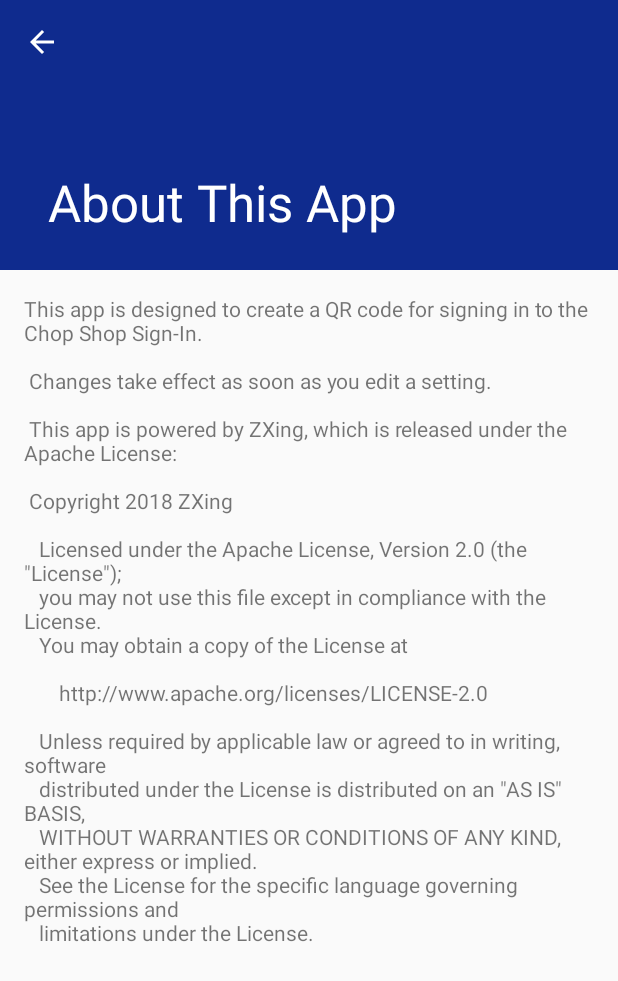
After one commit to chopshop-166/CSSignIn, an Android app: the HelpActivity screen opened directly, with no data from a screen before it, on a phone screen of 412 x 824 dp. The commit adds this screen. Shown: the top 981 px of the screen. Run offline under Robolectric (Android 15) with nearby library versions, the phone set to English and light mode, and no system bars.

Commit message:
Add branding and help screen
Closes #1
Closes #2
Closes #3

```diff
--- a/app/build.gradle
+++ b/app/build.gradle
@@ -30,6 +30,7 @@ dependencies {
     implementation 'com.android.support.constraint:constraint-layout:1.1.3'
     implementation 'com.android.support:support-v4:28.0.0'
     implementation 'com.android.support:support-vector-drawable:28.0.0'
+    implementation 'com.android.support:design:28.0.0'
     testImplementation 'junit:junit:4.12'
     androidTestImplementation 'com.android.support.test:runner:1.0.2'
     androidTestImplementation 'com.android.support.test.espresso:espresso-core:3.0.2'
--- /dev/null
+++ b/app/src/main/java/com/chopshop166/chopshop166/HelpActivity.kt
@@ -0,0 +1,16 @@
+package com.chopshop166.chopshop166
+
+import android.os.Bundle
+import android.support.design.widget.Snackbar
+import android.support.v7.app.AppCompatActivity
+import kotlinx.android.synthetic.main.activity_help.*
+
+class HelpActivity : AppCompatActivity() {
+
+    override fun onCreate(savedInstanceState: Bundle?) {
+        super.onCreate(savedInstanceState)
+        setContentView(R.layout.activity_help)
+        setSupportActionBar(toolbar)
+        supportActionBar?.setDisplayHomeAsUpEnabled(true)
+    }
+}
--- /dev/null
+++ b/app/src/main/res/layout/activity_help.xml
@@ -0,0 +1,38 @@
+<?xml version="1.0" encoding="utf-8"?>
+<android.support.design.widget.CoordinatorLayout xmlns:android="http://schemas.android.com/apk/res/android"
+    xmlns:app="http://schemas.android.com/apk/res-auto"
+    xmlns:tools="http://schemas.android.com/tools"
+    android:layout_width="match_parent"
+    android:layout_height="match_parent"
+    android:fitsSystemWindows="true"
+    tools:context=".HelpActivity">
+
+    <android.support.design.widget.AppBarLayout
+        android:id="@+id/app_bar"
+        android:layout_width="match_parent"
+        android:layout_height="@dimen/app_bar_height"
+        android:fitsSystemWindows="true"
+        android:theme="@style/AppTheme.AppBarOverlay">
+
+        <android.support.design.widget.CollapsingToolbarLayout
+            android:id="@+id/toolbar_layout"
+            android:layout_width="match_parent"
+            android:layout_height="match_parent"
+            android:fitsSystemWindows="true"
+            app:contentScrim="?attr/colorPrimary"
+            app:layout_scrollFlags="scroll|exitUntilCollapsed"
+            app:toolbarId="@+id/toolbar">
+
+            <android.support.v7.widget.Toolbar
+                android:id="@+id/toolbar"
+                android:layout_width="match_parent"
+                android:layout_height="?attr/actionBarSize"
+                app:layout_collapseMode="pin"
+                app:popupTheme="@style/AppTheme.PopupOverlay" />
+
+        </android.support.design.widget.CollapsingToolbarLayout>
+    </android.support.design.widget.AppBarLayout>
+
+    <include layout="@layout/content_help" />
+
+</android.support.design.widget.CoordinatorLayout>
--- /dev/null
+++ b/app/src/main/res/layout/content_help.xml
@@ -0,0 +1,17 @@
+<?xml version="1.0" encoding="utf-8"?>
+<android.support.v4.widget.NestedScrollView xmlns:android="http://schemas.android.com/apk/res/android"
+    xmlns:app="http://schemas.android.com/apk/res-auto"
+    xmlns:tools="http://schemas.android.com/tools"
+    android:layout_width="match_parent"
+    android:layout_height="match_parent"
+    app:layout_behavior="@string/appbar_scrolling_view_behavior"
+    tools:context=".HelpActivity"
+    tools:showIn="@layout/activity_help">
+
+    <TextView
+        android:layout_width="wrap_content"
+        android:layout_height="wrap_content"
+        android:layout_margin="@dimen/text_margin"
+        android:text="@string/help_text" />
+
+</android.support.v4.widget.NestedScrollView>
--- a/app/src/main/res/values/colors.xml
+++ b/app/src/main/res/values/colors.xml
@@ -4,6 +4,6 @@
     <color name="colorPrimaryDark">#00574B</color>
     <color name="colorAccent">#D81B60</color>-->
     <color name="colorPrimary">#0F2B8E</color>
-    <color name="colorPrimaryDark">#00574B</color>
+    <color name="colorPrimaryDark">#0F2B8E</color>
     <color name="colorAccent">#0F2B8E</color>
 </resources>
--- /dev/null
+++ b/app/src/main/res/values/dimens.xml
@@ -0,0 +1,5 @@
+<resources>
+    <dimen name="app_bar_height">180dp</dimen>
+    <dimen name="fab_margin">16dp</dimen>
+    <dimen name="text_margin">16dp</dimen>
+</resources>
--- a/app/src/main/res/values/strings.xml
+++ b/app/src/main/res/values/strings.xml
@@ -8,4 +8,27 @@
     <string name="pref_title_qr_ismentor">Is Mentor?</string>
 
     <string name="qr_text">Sign in QR code</string>
+    <string name="title_activity_help">About This App</string>
+    <string name="help_text">
+        "This app is designed to create a QR code for signing in to the Chop Shop Sign-In.\n\n"
+
+        "Changes take effect as soon as you edit a setting.\n\n"
+
+        "This app is powered by ZXing, which is released under the Apache License:\n\n"
+
+        "Copyright 2018 ZXing
+
+   Licensed under the Apache License, Version 2.0 (the \"License\");
+   you may not use this file except in compliance with the License.
+   You may obtain a copy of the License at
+
+       http://www.apache.org/licenses/LICENSE-2.0
+
+   Unless required by applicable law or agreed to in writing, software
+   distributed under the License is distributed on an \"AS IS\" BASIS,
+   WITHOUT WARRANTIES OR CONDITIONS OF ANY KIND, either express or implied.
+   See the License for the specific language governing permissions and
+   limitations under the License."
+    </string>
+    <string name="action_settings">Settings</string>
 </resources>
--- a/app/src/main/res/values/styles.xml
+++ b/app/src/main/res/values/styles.xml
@@ -8,4 +8,13 @@
         <item name="colorAccent">@color/colorAccent</item>
     </style>
 
+    <style name="AppTheme.NoActionBar">
+        <item name="windowActionBar">false</item>
+        <item name="windowNoTitle">true</item>
+    </style>
+
+    <style name="AppTheme.AppBarOverlay" parent="ThemeOverlay.AppCompat.Dark.ActionBar" />
+
+    <style name="AppTheme.PopupOverlay" parent="ThemeOverlay.AppCompat.Light" />
+
 </resources>
```
Also changed, not shown: app/src/main/AndroidManifest.xml (+12 -3 lines), app/src/main/java/com/chopshop166/chopshop166/MainActivity.kt (+13 -0 lines), app/src/main/res/layout/activity_main.xml (+47 -25 lines), app/src/main/res/menu/menu_help.xml (added, +10 -0 lines), app/src/main/res/drawable/chopshop_logo.png (renamed from app/src/main/res/drawable/ChopShopLogo.png).
